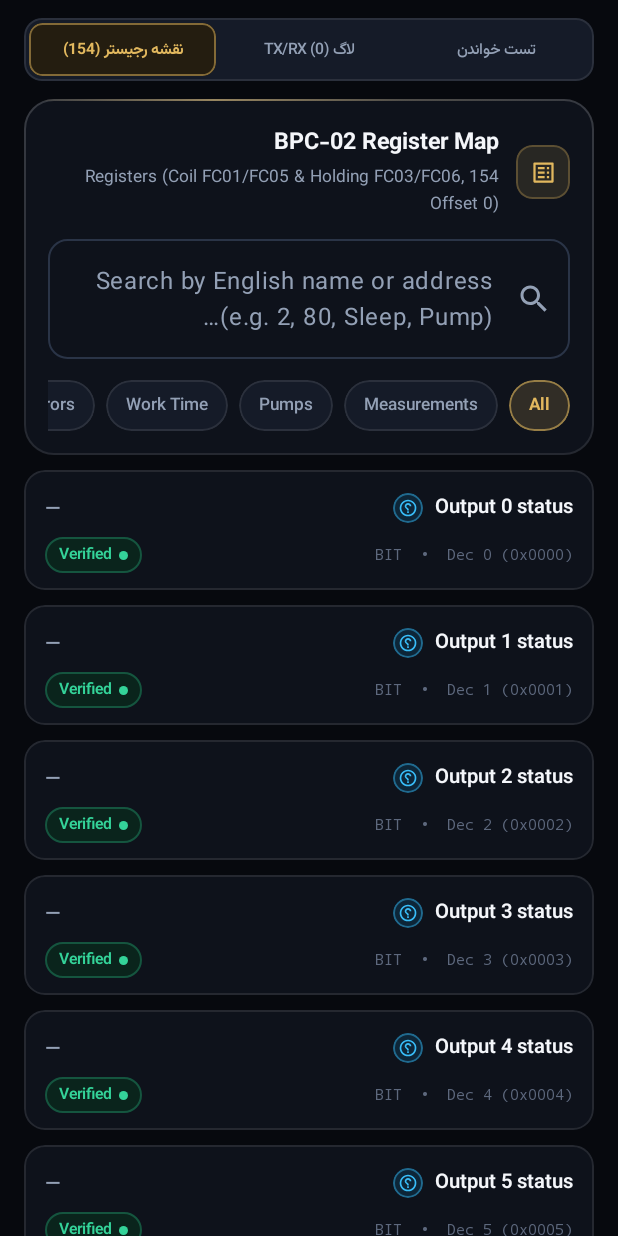
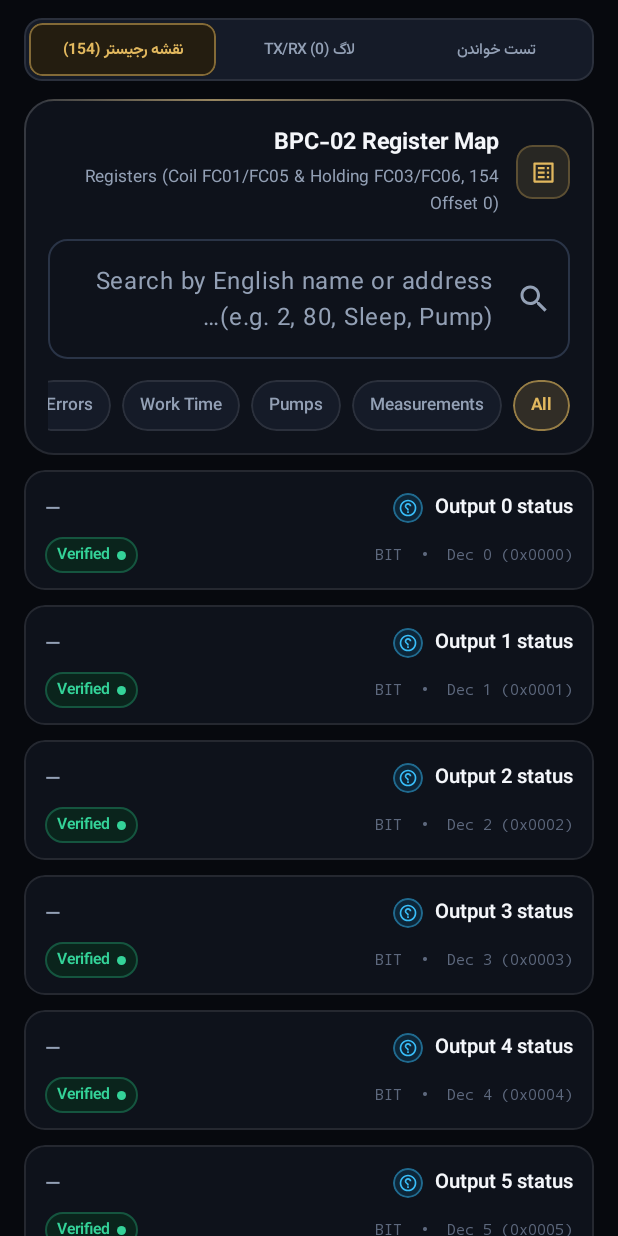
Before and after one commit to therealalii/DGP-Booster-Pump-Controller-Mobile-Application, an Android app built with Jetpack Compose: the composable DiagnosticsScreen shown on its own in the app's theme, on a phone screen of 412 x 824 dp. Run offline under Robolectric (Android 15) with nearby library versions, the phone set to English and light mode, and no system bars.

Commit message:
Fix clipped status badges (Standby/Running) and small box text wrapping on narrow screens

```diff
--- a/app/src/main/java/com/dgp/boosterpump/ui/DgpApp.kt
+++ b/app/src/main/java/com/dgp/boosterpump/ui/DgpApp.kt
@@ -283,8 +283,8 @@ private fun MainScadaShell(
                             ) {
                                 Text(
                                     "کنترلر بوستر پمپ DGP",
-                                    style = MaterialTheme.typography.titleMedium.copy(fontSize = 14.5.sp),
-                                    softWrap = false,
+                                    style = MaterialTheme.typography.titleMedium.copy(fontSize = 14.sp, lineHeight = 18.sp),
+                                    maxLines = 2,
                                 )
                                 val badgeAccent = if (user.role.canEditAdvancedSettings) p.gold else p.cyan
                                 val badgeBg = if (user.role.canEditAdvancedSettings) p.goldSoft else p.cyanSoft
--- a/app/src/main/java/com/dgp/boosterpump/ui/components/IndustrialComponents.kt
+++ b/app/src/main/java/com/dgp/boosterpump/ui/components/IndustrialComponents.kt
@@ -113,17 +113,17 @@ fun StatusBadge(
         BadgeTone.NEUTRAL -> p.standby to p.standbyBg
     }
     Surface(
-        modifier = modifier.border(0.8.dp, fg.copy(alpha = 0.28f), RoundedCornerShape(999.dp)),
+        modifier = modifier.border(0.8.dp, fg.copy(alpha = 0.28f), RoundedCornerShape(14.dp)),
         color = bg,
-        shape = RoundedCornerShape(999.dp),
+        shape = RoundedCornerShape(14.dp),
     ) {
         Row(
-            modifier = Modifier.padding(horizontal = 9.dp, vertical = 4.dp),
+            modifier = Modifier.padding(horizontal = 8.dp, vertical = 4.dp),
             verticalAlignment = Alignment.CenterVertically,
-            horizontalArrangement = Arrangement.spacedBy(5.dp),
+            horizontalArrangement = Arrangement.spacedBy(5.dp, Alignment.CenterHorizontally),
         ) {
             if (pulsing) {
-                LivePulseDot(color = fg)
+                LivePulseDot(color = fg, modifier = Modifier.size(8.dp))
             } else {
                 Box(
                     modifier = Modifier
@@ -134,9 +134,11 @@ fun StatusBadge(
             }
             Text(
                 text = text,
-                style = MaterialTheme.typography.labelSmall.copy(fontWeight = FontWeight.SemiBold),
+                style = MaterialTheme.typography.labelSmall.copy(
+                    fontWeight = FontWeight.SemiBold,
+                    lineHeight = 14.sp,
+                ),
                 color = fg,
-                softWrap = false,
             )
         }
     }
@@ -413,8 +415,7 @@ fun DgpPillChip(
                 fontWeight = if (selected) FontWeight.Bold else FontWeight.Medium,
             ),
             color = fg,
-            softWrap = false,
-            modifier = Modifier.padding(horizontal = 13.dp, vertical = 8.dp),
+            modifier = Modifier.padding(horizontal = 12.dp, vertical = 8.dp),
         )
     }
 }
--- a/app/src/main/java/com/dgp/boosterpump/ui/components/IndustrialInstruments.kt
+++ b/app/src/main/java/com/dgp/boosterpump/ui/components/IndustrialInstruments.kt
@@ -98,7 +98,7 @@ fun PressureArcGauge(
     )
 
     Box(
-        modifier = modifier.size(176.dp),
+        modifier = modifier.size(166.dp),
         contentAlignment = Alignment.Center,
     ) {
         Canvas(modifier = Modifier.fillMaxSize()) {
@@ -282,9 +282,9 @@ fun WaterTankIndicator(
     )
 
     val (waterColor, statusLabel, statusTone) = when {
-        floaterLow == true && floaterHigh == true -> Triple(palette.cyan, "Full (Normal)", BadgeTone.OK)
+        floaterLow == true && floaterHigh == true -> Triple(palette.cyan, "Full", BadgeTone.OK)
         floaterLow == true && floaterHigh == false -> Triple(palette.warning, "Mid Level", BadgeTone.WARNING)
-        floaterLow == false && floaterHigh == false -> Triple(palette.fault, "Floater Error!", BadgeTone.FAULT)
+        floaterLow == false && floaterHigh == false -> Triple(palette.fault, "Low Water!", BadgeTone.FAULT)
         floaterLow == false && floaterHigh == true -> Triple(palette.fault, "Floater Fault", BadgeTone.FAULT)
         else -> Triple(palette.standby, "Unknown", BadgeTone.NEUTRAL)
     }
```
Also changed, not shown: app/src/main/java/com/dgp/boosterpump/ui/components/BoosterSystemSchematic.kt (+5 -5 lines), app/src/main/java/com/dgp/boosterpump/ui/screens/DashboardScreen.kt (+36 -22 lines).
